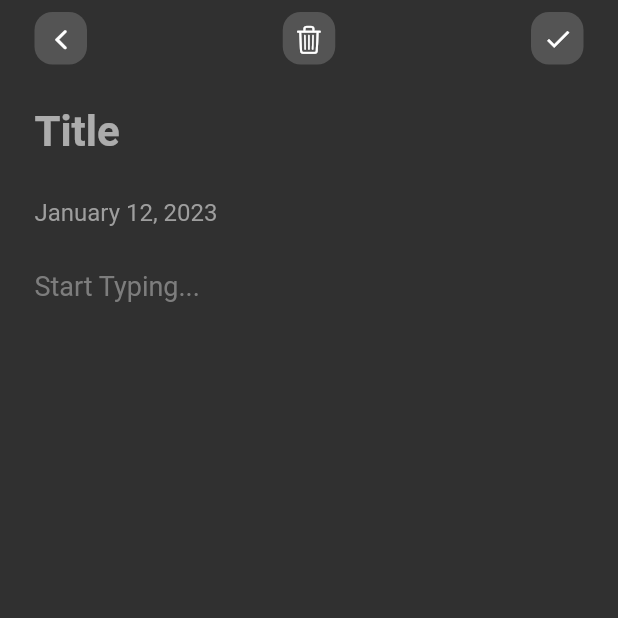
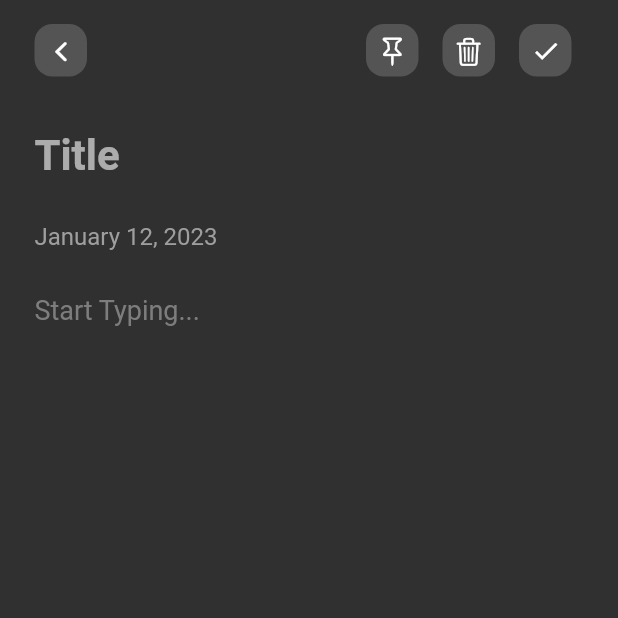
Before and after one commit to A-Kashif108/note_app, a Flutter app: the NoteViewPage screen opened directly, on a phone screen of 412 x 824 dp, the top half of it. Run offline on Flutter 3.47's test engine with Material 2 defaults, Android fonts, the phone set to English and light mode, and no system bars; our stand-ins replace flutter_bloc; network calls fail; statements that could not run were skipped.

Commit message:
fix:sql db shifted

```diff
--- a/lib/model/note.dart
+++ b/lib/model/note.dart
@@ -7,27 +7,23 @@ class Note {
   final DateTime lastEdit;
   final int primary;
   final int secondary;
+  final bool isPin;
 
-  const Note(
-      {this.id,
-      required this.heading,
-      required this.content,
-      required this.lastEdit,
-      required this.primary, required this.secondary,
-      });
+  const Note({
+    this.id,
+    required this.heading,
+    required this.content,
+    required this.lastEdit,
+    required this.primary,
+    required this.secondary,
+    required this.isPin,
+  });
 
-  Map<String, dynamic> toMap() {
-    return {
-      'title': heading,
-      'text': content,
-      'primaryColor': primary.toString(),
-      'secondaryColor': secondary.toString()
-    };
-  }
   Note.fromJson(Map<String, dynamic> json)
       : heading = json['title'],
         content = json['text'],
         id = json['id'],
+        isPin = json['isPin'],
         primary = ColorCombination.colorCombinations[2]['primary']!,
         secondary = ColorCombination.colorCombinations[2]['secondary']!,
         lastEdit = DateTime.parse(json['updated_at'] as String);
--- a/lib/screens/home_page.dart
+++ b/lib/screens/home_page.dart
@@ -4,7 +4,6 @@ import 'package:flutter_staggered_grid_view/flutter_staggered_grid_view.dart';
 import 'package:intl/intl.dart';
 import 'package:note_app/screens/note_page.dart';
 import 'package:note_app/services/note_service.dart';
-import 'package:note_app/utils/color_combination.dart';
 import '../model/note.dart';
 
 class HomePage extends StatefulWidget {
@@ -77,6 +76,8 @@ class _HomePageState extends State<HomePage> {
                     return const Center(
                       child: Text("No notes you have"),
                     );
+                  }else{
+                    notes = notes.map((e) => null)
                   }
                   return SingleChildScrollView(
                     child: Padding(
--- a/lib/screens/note_page.dart
+++ b/lib/screens/note_page.dart
@@ -21,7 +21,7 @@ class NoteViewPage extends StatelessWidget {
     final _noteService = NoteService();
     return Scaffold(
       body: SafeArea(
-          child: Container(
+          child: Padding(
         padding: const EdgeInsets.only(left: 15, right: 15),
         child: Column(
           children: [
@@ -47,7 +47,31 @@ class NoteViewPage extends StatelessWidget {
                           size: 20,
                         )),
                   ),
-                  Container(
+                  Row(
+                    children: [
+                      Padding(
+                        padding: const EdgeInsets.all(8.0),
+                        child: Container(
+                    alignment: Alignment.center,
+                    height: 35,
+                    width: 35,
+                    decoration: BoxDecoration(
+                        color: const Color.fromARGB(149, 109, 109, 109),
+                        borderRadius: BorderRadius.circular(12),
+                    ),
+                    child: IconButton(
+                          onPressed: () async{
+                            await _noteService.pinNote(note!.id.toString(),note!.isPin).then((value) => Navigator.pop(context));
+                          },
+                          icon: const Icon(
+                            CupertinoIcons.pin,
+                            size: 20,
+                          )),
+                  ),
+                      ),
+                      Padding(
+                        padding: const EdgeInsets.all(8.0),
+                        child: Container(
                     alignment: Alignment.center,
                     height: 35,
                     width: 35,
@@ -58,16 +82,16 @@ class NoteViewPage extends StatelessWidget {
                     child: IconButton(
                           onPressed: () async{
                             await _noteService.deleteNote(note!.id.toString()).then((value) => Navigator.pop(context));
-                          // BlocProvider.of<NoteBloc>(context)
-                          //     .add(DeleteNote(note!.id!));
-
                           },
                           icon: const Icon(
                             CupertinoIcons.delete,
                             size: 20,
                           )),
                   ),
-                  Container(
+                      ),
+                  Padding(
+                    padding: const EdgeInsets.all(8.0),
+                    child: Container(
                       alignment: Alignment.center,
                       height: 35,
                       width: 35,
@@ -97,27 +121,7 @@ class NoteViewPage extends StatelessWidget {
                                   titleController.text, contentController.text).then((response) {
                                     Navigator.pop(context);
                                   });
-                            // BlocProvider.of<NoteBloc>(context).add(InsertNote(
-                            //     Note(
-                            //         heading: titleController.text,
-                            //         content: contentController.text,
-                            //         lastEdit: DateTime.now(),
-                            //         primary: ColorCombination
-                            //             .colorCombinations[random]['primary']!,
-                            //         secondary: ColorCombination
-                            //                 .colorCombinations[random]
-                            //             ['secondary']!)));Navigator.pop(context);
-
                             } else {
-                            // BlocProvider.of<NoteBloc>(context)
-                            //     .add(UpdateNote(Note(
-                            //   id: note!.id,
-                            //   heading: titleController.text,
-                            //   content: contentController.text,
-                            //   lastEdit: DateTime.now(),
-                            //   primary: note!.primary,
-                            //   secondary: note!.secondary,
-                            // )));
                               await _noteService.updateNote(note!.id.toString(),
                                   titleController.text, contentController.text).then((v) => Navigator.pop(context));
                             }
@@ -126,6 +130,9 @@ class NoteViewPage extends StatelessWidget {
                             Icons.done,
                             size: 20,
                           )),
+                    ),
+                  ),
+                    ],
                   ),
                 ],
               ),
```
Also changed, not shown: lib/database/sql_database.dart (deleted, +0 -76 lines). Lines whose indentation alone changed are shown as unchanged.
